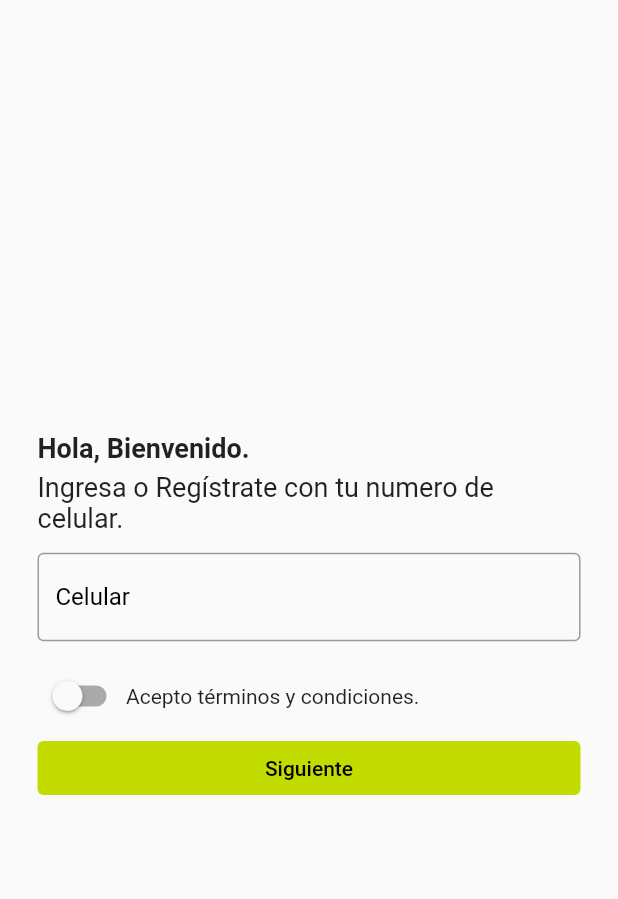
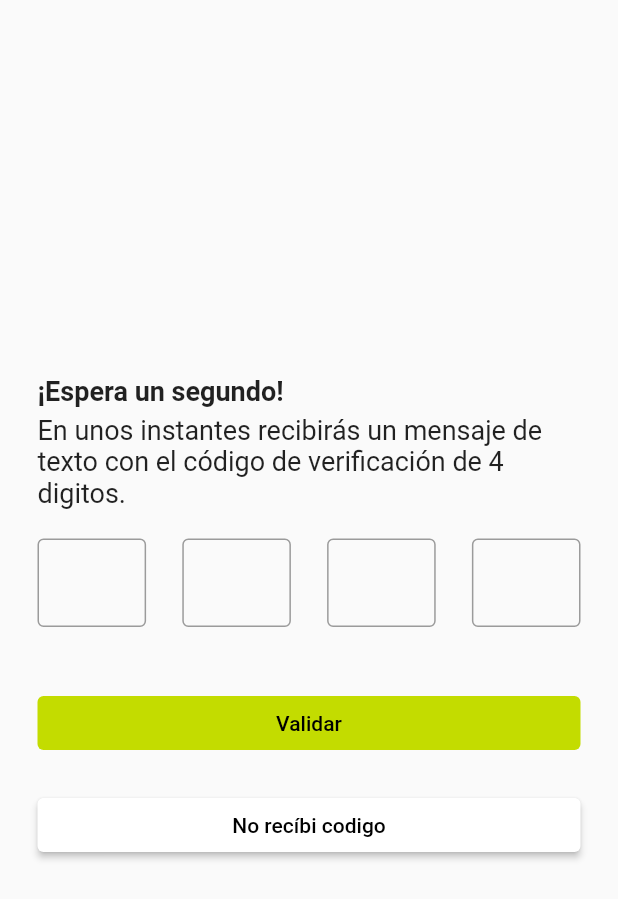
Before and after one commit to DanielMat97/app_logistica, a Flutter app: the screen it shows after launch, after a tap on "Siguiente", on a phone screen of 412 x 824 dp. Shown: the top 899 px of the screen. Run offline on Flutter 3.47's test engine with Material 2 defaults, Android fonts, the phone set to English and light mode, and no system bars; our stand-ins replace image_picker; missing offline and left inert: image_picker_for_web.

```diff
--- a/lib/util/constants.dart
+++ b/lib/util/constants.dart
@@ -2,7 +2,7 @@ import 'package:flutter/material.dart';
 
 const fontSize1 = 18.0;
 const fontSize2 = 14.0;
-const space1 = 12.5;
+const space1 = 20.0;
 const space2 = 10.0;
 const space3 = 5.0;
 
--- a/lib/views/login_view.dart
+++ b/lib/views/login_view.dart
@@ -1,8 +1,14 @@
 import 'package:app_logistica/util/constants.dart';
 import 'package:app_logistica/util/constraints.dart';
+import 'package:app_logistica/views/password_view.dart';
 import 'package:flutter/material.dart';
 
 class LoginView extends StatelessWidget {
+
+  void handleNextViewPass(BuildContext context){
+    Navigator.of(context).push(MaterialPageRoute(builder: (_) => PasswordView()));
+  }
+
   @override
   Widget build(BuildContext context) {
     return Scaffold(
@@ -53,7 +59,7 @@ class LoginView extends StatelessWidget {
                   foregroundColor:
                       MaterialStateProperty.all<Color>(Colors.black),
                 ),
-                onPressed: () {},
+                onPressed: () => handleNextViewPass(context),
                 child: Text('Siguiente'),
               )
             ],
--- /dev/null
+++ b/lib/views/password_view.dart
@@ -0,0 +1,126 @@
+import 'package:app_logistica/util/constants.dart';
+import 'package:app_logistica/util/constraints.dart';
+import 'package:app_logistica/views/first_perfil_view.dart';
+import 'package:flutter/material.dart';
+import 'package:flutter/rendering.dart';
+
+class PasswordView extends StatelessWidget {
+  void handleNextViewPerfilOrHome(BuildContext context) {
+    Navigator.of(context)
+        .push(MaterialPageRoute(builder: (_) => FirstPerfilView()));
+  }
+
+  @override
+  Widget build(BuildContext context) {
+    return Scaffold(
+      body: Center(
+        child: ConstrainedBox(
+          constraints: BoxConstraints(
+              maxWidth: calculateMaxWidth(context),
+              maxHeight: calculateMaxHeight(context)),
+          child: Column(
+            mainAxisAlignment: MainAxisAlignment.center,
+            crossAxisAlignment: CrossAxisAlignment.start,
+            children: [
+              Text('¡Espera un segundo!',
+                  style: TextStyle(
+                      fontSize: fontSize1, fontWeight: FontWeight.bold)),
+              SizedBox(
+                height: space3,
+              ),
+              Text(
+                  'En unos instantes recibirás un mensaje de texto con el código de verificación de 4 digitos.',
+                  style: TextStyle(
+                      fontSize: fontSize1, fontWeight: FontWeight.normal)),
+              SizedBox(
+                height: space1,
+              ),
+              Row(
+                crossAxisAlignment: CrossAxisAlignment.center,
+                mainAxisAlignment: MainAxisAlignment.spaceBetween,
+                children: [
+                  ConstrainedBox(
+                    constraints: BoxConstraints(
+                        maxWidth: calculateMaxWidth(context) / 5),
+                    child: TextField(
+                      decoration: InputDecoration(
+                        border: OutlineInputBorder(),
+                        focusedBorder: OutlineInputBorder(
+                            borderSide: BorderSide(color: color1)),
+                      ),
+                    ),
+                  ),
+                  ConstrainedBox(
+                    constraints: BoxConstraints(
+                        maxWidth: calculateMaxWidth(context) / 5),
+                    child: TextField(
+                      decoration: InputDecoration(
+                        border: OutlineInputBorder(),
+                        focusedBorder: OutlineInputBorder(
+                            borderSide: BorderSide(color: color1)),
+                      ),
+                    ),
+                  ),
+                  ConstrainedBox(
+                    constraints: BoxConstraints(
+                        maxWidth: calculateMaxWidth(context) / 5),
+                    child: TextField(
+                      decoration: InputDecoration(
+                        border: OutlineInputBorder(),
+                        focusedBorder: OutlineInputBorder(
+                            borderSide: BorderSide(color: color1)),
+                      ),
+                    ),
+                  ),
+                  ConstrainedBox(
+                    constraints: BoxConstraints(
+                        maxWidth: calculateMaxWidth(context) / 5),
+                    child: TextField(
+                      decoration: InputDecoration(
+                        border: OutlineInputBorder(),
+                        focusedBorder: OutlineInputBorder(
+                            borderSide: BorderSide(color: color1)),
+                      ),
+                    ),
+                  )
+                ],
+              ),
+              SizedBox(
+                height: space1,
+              ),
+              SizedBox(
+                height: space1,
+              ),
+              TextButton(
+                style: ButtonStyle(
+                  fixedSize: MaterialStateProperty.all<Size>(
+                      Size.fromWidth(calculateMaxWidth(context))),
+                  backgroundColor: MaterialStateProperty.all<Color>(color1),
+                  foregroundColor:
+                      MaterialStateProperty.all<Color>(Colors.black),
+                ),
+                onPressed: () => handleNextViewPerfilOrHome(context),
+                child: Text('Validar'),
+              ),
+              SizedBox(
+                height: space1,
+              ),
+              TextButton(
+                style: ButtonStyle(
+                  elevation: MaterialStateProperty.all<double>(2),
+                  fixedSize: MaterialStateProperty.all<Size>(
+                      Size.fromWidth(calculateMaxWidth(context))),
+                  backgroundColor: MaterialStateProperty.all<Color>(Colors.white),
+                  foregroundColor:
+                      MaterialStateProperty.all<Color>(Colors.black),
+                ),
+                onPressed: (){},
+                child: Text('No recíbi codigo'),
+              ),
+            ],
+          ),
+        ),
+      ),
+    );
+  }
+}
--- a/pubspec.yaml
+++ b/pubspec.yaml
@@ -29,6 +29,7 @@ dependencies:
   # Use with the CupertinoIcons class for iOS style icons.
   cupertino_icons: ^1.0.2
   from_css_color: ^2.0.0
+  image_picker: ^0.8.0+3
 
 dev_dependencies:
   flutter_test:
@@ -46,8 +47,8 @@ flutter:
   uses-material-design: true
 
   # To add assets to your application, add an assets section, like this:
-  # assets:
-  #   - images/a_dot_burr.jpeg
+  assets:
+    - assets/
   #   - images/a_dot_ham.jpeg
 
   # An image asset can refer to one or more resolution-specific "variants", see
```
Also changed, not shown: lib/generated_plugin_registrant.dart (added, +15 -0 lines), lib/views/first_perfil_view.dart (added, +93 -0 lines), lib/views/home_view.dart (added, +21 -0 lines), lib/widgets/image_profile_widget.dart (added, +95 -0 lines), assets/usuario.jpg (added), 3 other files.
